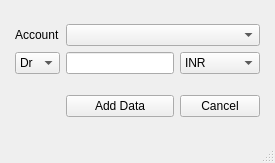
Before: the Qt Designer form Resources/Ui/table.ui in Darshitjivani/MBAS, drawn with Qt 5.
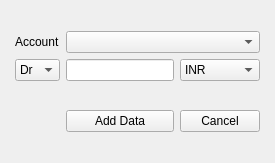
After: the same form once the commit is applied.

What changed in the file:
```diff
--- a/Resources/Ui/table.ui
+++ b/Resources/Ui/table.ui
@@ -13,7 +13,13 @@
   <property name="windowTitle">
    <string>MainWindow</string>
   </property>
+  <property name="styleSheet">
+   <string notr="true"/>
+  </property>
   <widget class="QWidget" name="centralwidget">
+   <property name="styleSheet">
+    <string notr="true"/>
+   </property>
    <layout class="QGridLayout" name="gridLayout">
     <item row="1" column="3" colspan="2">
      <widget class="QComboBox" name="cbAccountName"/>
@@ -123,7 +129,6 @@
     </item>
    </layout>
   </widget>
-  <widget class="QStatusBar" name="statusbar"/>
  </widget>
  <resources/>
  <connections/>
```
